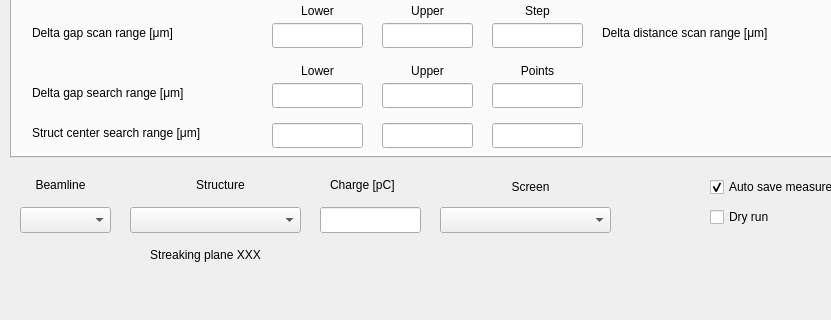
Before: the Qt Designer form gui.ui in pdijksta/PassiveWFMeasurement, drawn with Qt 5; both pictures show x 0 to 831 and y 553 to 873 of the 962 by 873 pixel window.
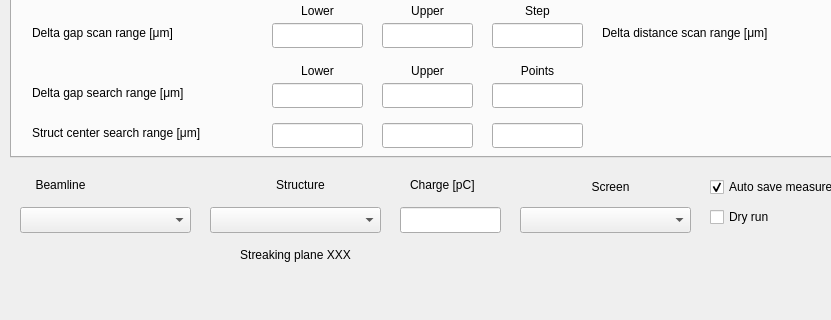
After: the same form once the commit is applied.

Diff of the .ui file:
```diff
--- a/gui.ui
+++ b/gui.ui
@@ -3051,7 +3051,7 @@
    <widget class="QComboBox" name="StructureSelect">
     <property name="geometry">
      <rect>
-      <x>130</x>
+      <x>210</x>
       <y>760</y>
       <width>171</width>
       <height>26</height>
@@ -3064,7 +3064,7 @@
    <widget class="QLabel" name="label_20">
     <property name="geometry">
      <rect>
-      <x>160</x>
+      <x>240</x>
       <y>730</y>
       <width>121</width>
       <height>16</height>
@@ -3082,7 +3082,7 @@
      <rect>
       <x>20</x>
       <y>760</y>
-      <width>91</width>
+      <width>171</width>
       <height>26</height>
      </rect>
     </property>
@@ -3125,7 +3125,7 @@
    <widget class="QLabel" name="label_50">
     <property name="geometry">
      <rect>
-      <x>500</x>
+      <x>580</x>
       <y>730</y>
       <width>61</width>
       <height>20</height>
@@ -3141,7 +3141,7 @@
    <widget class="QComboBox" name="ScreenSelect">
     <property name="geometry">
      <rect>
-      <x>440</x>
+      <x>520</x>
       <y>760</y>
       <width>171</width>
       <height>26</height>
@@ -3173,7 +3173,7 @@
    <widget class="QLineEdit" name="Charge">
     <property name="geometry">
      <rect>
-      <x>320</x>
+      <x>400</x>
       <y>760</y>
       <width>101</width>
       <height>26</height>
@@ -3189,7 +3189,7 @@
    <widget class="QLabel" name="label_37">
     <property name="geometry">
      <rect>
-      <x>330</x>
+      <x>410</x>
       <y>730</y>
       <width>81</width>
       <height>16</height>
@@ -3205,7 +3205,7 @@
    <widget class="QLabel" name="StreakingPlaneLabel">
     <property name="geometry">
      <rect>
-      <x>120</x>
+      <x>210</x>
       <y>800</y>
       <width>171</width>
       <height>16</height>
```
